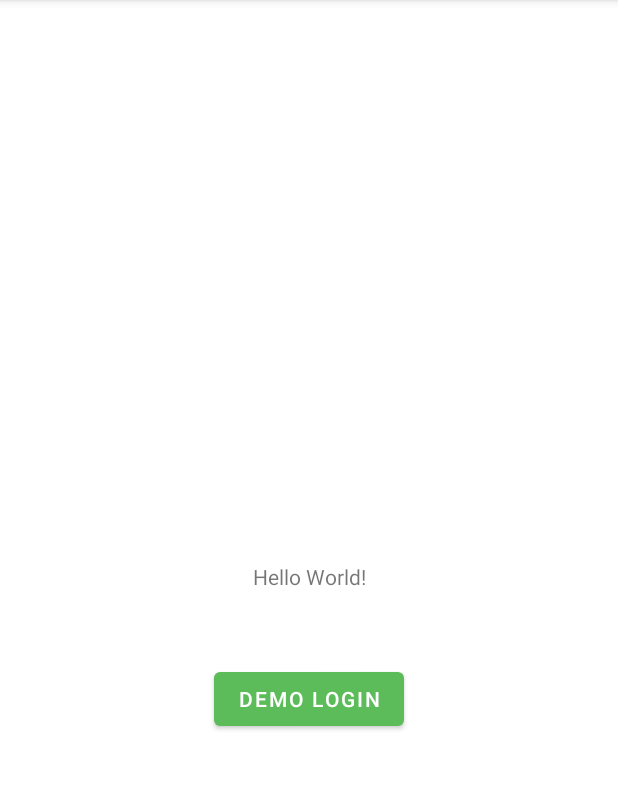
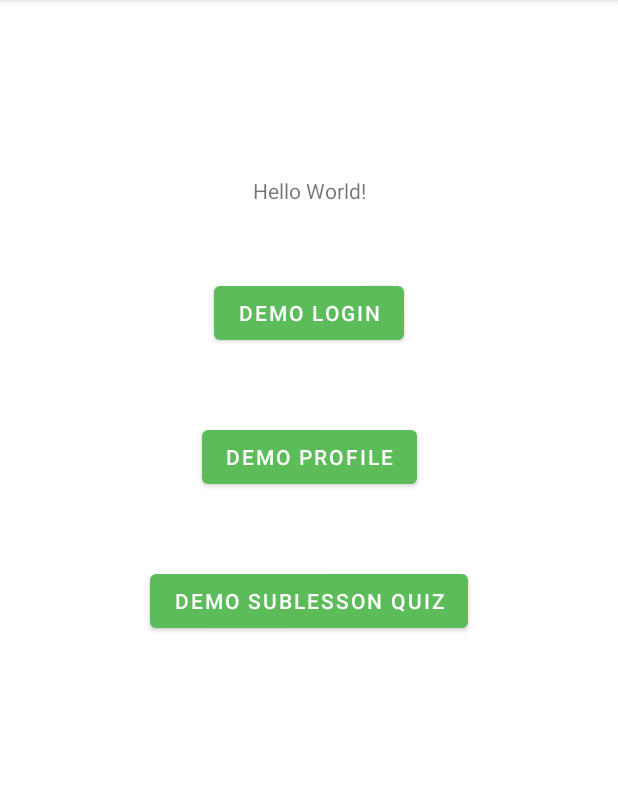
Before and after one commit to zhuje/NUMADSp22_FinalProject, an Android app: the screen it shows after launch (MainActivity), on a phone screen of 412 x 824 dp, the part 84-874 px from its top. Run offline under Robolectric (Android 15) with nearby library versions, the phone set to English and light mode, and no system bars.

Commit message:
Sublesson Quiz UI; save card view -- deciding btwn cardview vs. buttons for quiz answers. Still need to do logic

```diff
--- a/app/src/main/AndroidManifest.xml
+++ b/app/src/main/AndroidManifest.xml
@@ -2,7 +2,7 @@
 <manifest xmlns:android="http://schemas.android.com/apk/res/android"
     package="edu.neu.madcourse.numadsp22_finalproject">
 
-    <uses-permission android:name="android.permission.INTERNET"/>
+    <uses-permission android:name="android.permission.INTERNET" />
 
     <application
         android:allowBackup="true"
@@ -11,6 +11,9 @@
         android:roundIcon="@mipmap/ic_launcher_round"
         android:supportsRtl="true"
         android:theme="@style/Theme.NUMADSp22_FinalProject">
+        <activity
+            android:name=".SublessonQuiz"
+            android:exported="false" />
         <activity
             android:name=".TestActivity"
             android:exported="false" />
--- a/app/src/main/res/layout/activity_main.xml
+++ b/app/src/main/res/layout/activity_main.xml
@@ -14,7 +14,8 @@
         app:layout_constraintBottom_toBottomOf="parent"
         app:layout_constraintLeft_toLeftOf="parent"
         app:layout_constraintRight_toRightOf="parent"
-        app:layout_constraintTop_toTopOf="parent" />
+        app:layout_constraintTop_toTopOf="parent"
+        app:layout_constraintVertical_bias="0.157" />
 
     <Button
         android:id="@+id/btn_demo_login"
@@ -27,5 +28,29 @@
         app:layout_constraintStart_toStartOf="parent"
         app:layout_constraintTop_toBottomOf="@+id/textView" />
 
+    <Button
+        android:id="@+id/btn_demo_profile"
+        android:layout_width="wrap_content"
+        android:layout_height="wrap_content"
+        android:layout_marginTop="48dp"
+        android:onClick="onClickGoToProfile2"
+        android:text="Demo Profile"
+        app:layout_constraintEnd_toEndOf="parent"
+        app:layout_constraintStart_toStartOf="parent"
+        app:layout_constraintTop_toBottomOf="@+id/btn_demo_login" />
+
+    <Button
+        android:id="@+id/btn_demo_sublessonquiz"
+        android:layout_width="wrap_content"
+        android:layout_height="wrap_content"
+        android:layout_marginTop="48dp"
+        android:onClick="onClickGoToSublessonQuiz"
+        android:text="Demo Sublesson Quiz"
+        app:layout_constraintEnd_toEndOf="parent"
+        app:layout_constraintStart_toStartOf="parent"
+        app:layout_constraintTop_toBottomOf="@+id/btn_demo_profile" />
+
+
+
 
 </androidx.constraintlayout.widget.ConstraintLayout>
--- a/app/src/main/res/values/colors.xml
+++ b/app/src/main/res/values/colors.xml
@@ -13,6 +13,9 @@
     <color name="colorWhite"> #FFFFFF </color>
     <color name="grey">#98949A</color>
     <color name="red">#ED0505</color>
+    <color name="yellow1">#FFEB3B</color>
+    <color name="yellow2">#FFC107</color>
+    <color name="yellow3">#FFAA00</color>
 
 
 
```
Also changed, not shown: app/src/main/java/edu/neu/madcourse/numadsp22_finalproject/MainActivity.java (+12 -0 lines), app/src/main/java/edu/neu/madcourse/numadsp22_finalproject/SublessonQuiz.java (added, +14 -0 lines), app/src/main/res/layout/activity_sublesson_quiz.xml (added, +125 -0 lines), app/src/main/res/drawable-v24/bubble2.png (added), app/src/main/res/drawable-v24/bubble3.png (added), app/src/main/res/drawable-v24/quotebubble.png (added).
